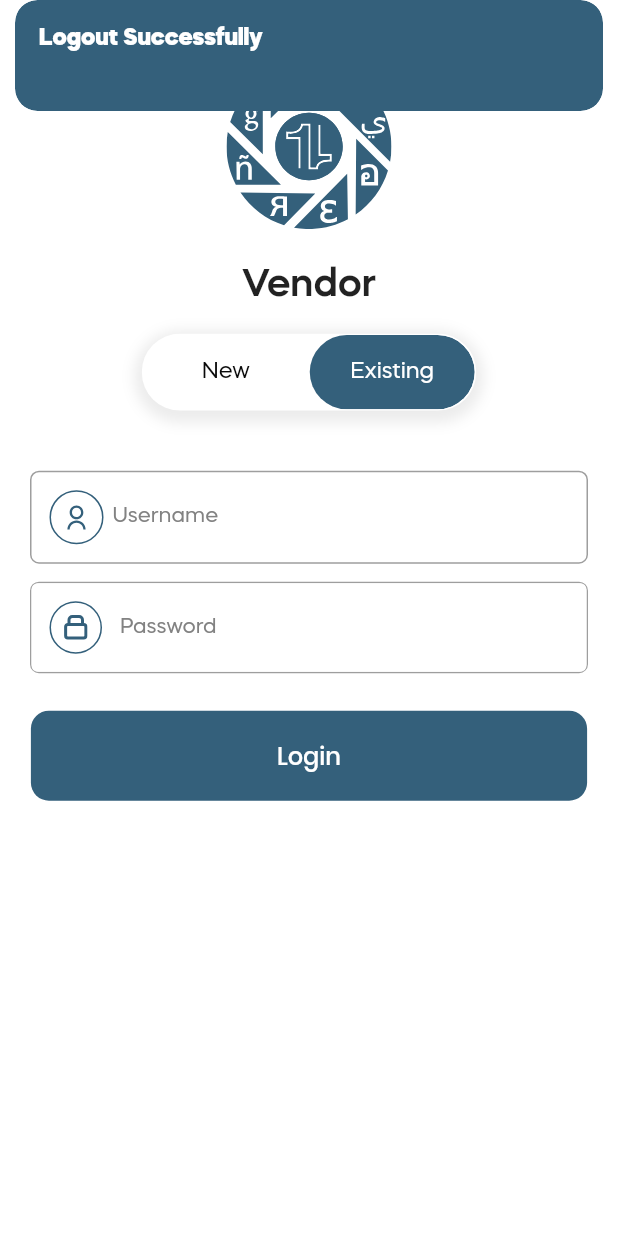
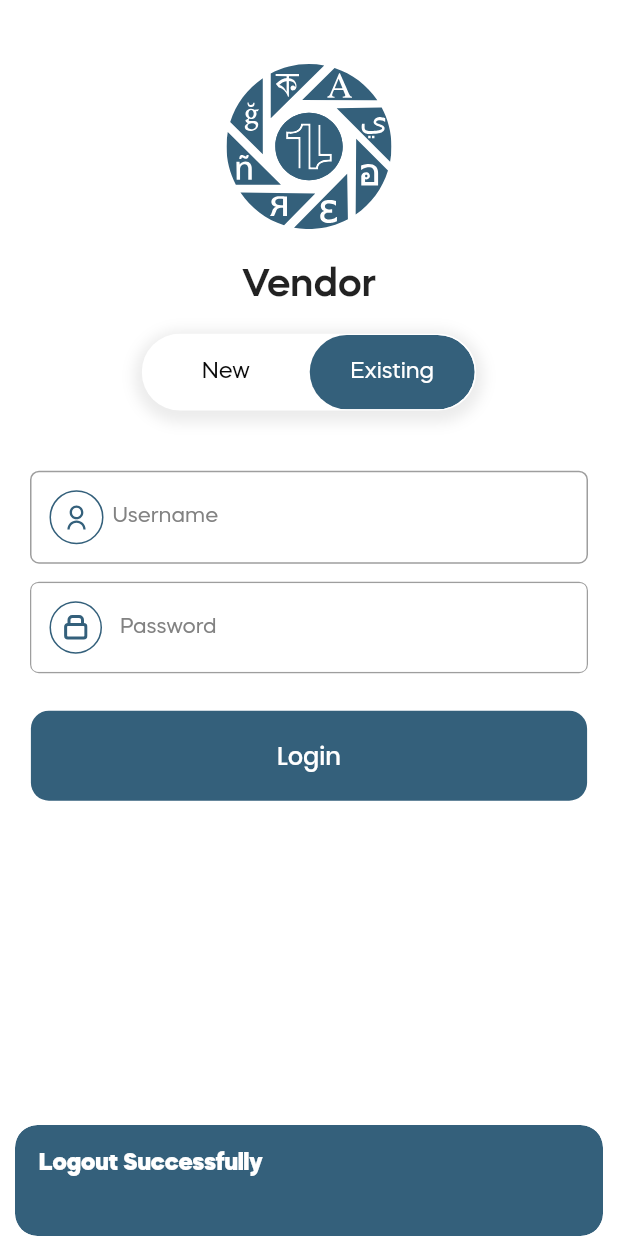
Before and after one commit to huzaifaa786/translation_vendor, a Flutter app: the MainScreen screen opened by its route, after a tap on "Log Out", on a phone screen of 412 x 824 dp. Run offline on Flutter 3.47's test engine with Material 2 defaults, Android fonts, the light colour scheme and no system bars; drawn by our look-alikes of toggle_switch; our stand-ins replace cached_network_image, cloud_firestore, dio, firebase_core, firebase_messaging, flutter_datetime_picker and 9 more; missing offline and left inert: auto_size_text_field, datepicker_dropdown; accounts and stored records are empty; network calls fail; project files that could hold a hidden picture were left out.

Commit message:
Adil, 02/06/2023

```diff
--- a/lib/screen/login/authcontroller.dart
+++ b/lib/screen/login/authcontroller.dart
@@ -252,14 +252,12 @@
 
   void login(void Function(bool) callback) async {
     LoadingHelper.show();
-    print('object');
     final bool isFormValid =
         Validators.emptyStringValidator(userName.text, '') == null &&
             Validators.emptyStringValidator(password.text, '') == null;
     if (isFormValid) {
       var token = await FirebaseMessaging.instance.getToken();
       var url = BASE_URL + 'vendor/login';
-      ;
       var data = {
         'username': userName.text,
         'password': password.text,
@@ -296,7 +294,7 @@
     GetStorage box = GetStorage();
     box.remove('api_token');
     Get.snackbar('Logout Successfully', '',
-        colorText: Colors.white, backgroundColor: mainColor);
+        colorText: Colors.white, backgroundColor: mainColor,snackPosition: SnackPosition.BOTTOM);
     Get.offAll(() => LoginScreen());
     LoadingHelper.dismiss();
   }
```
